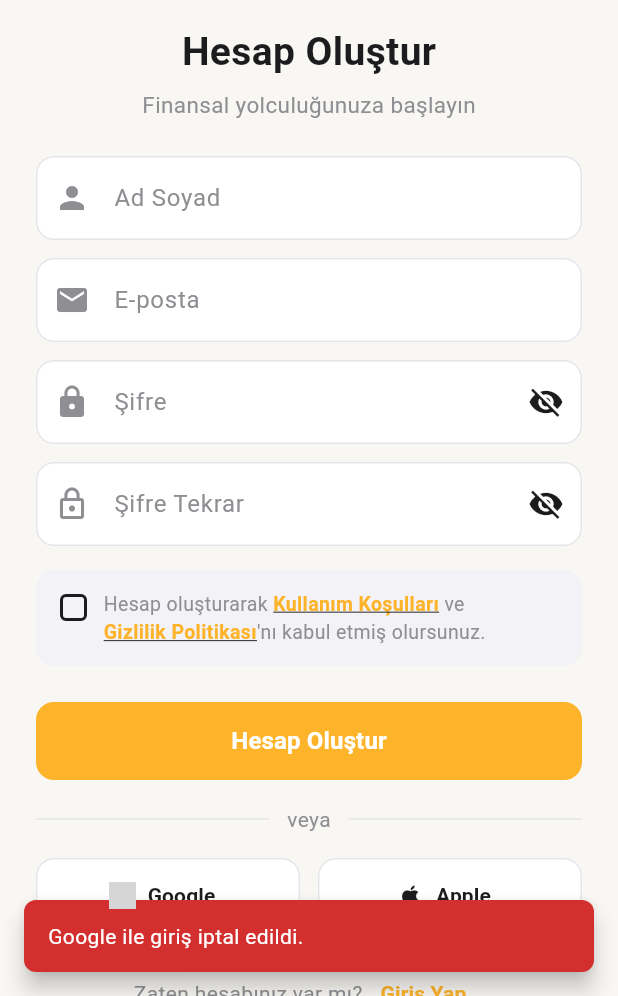
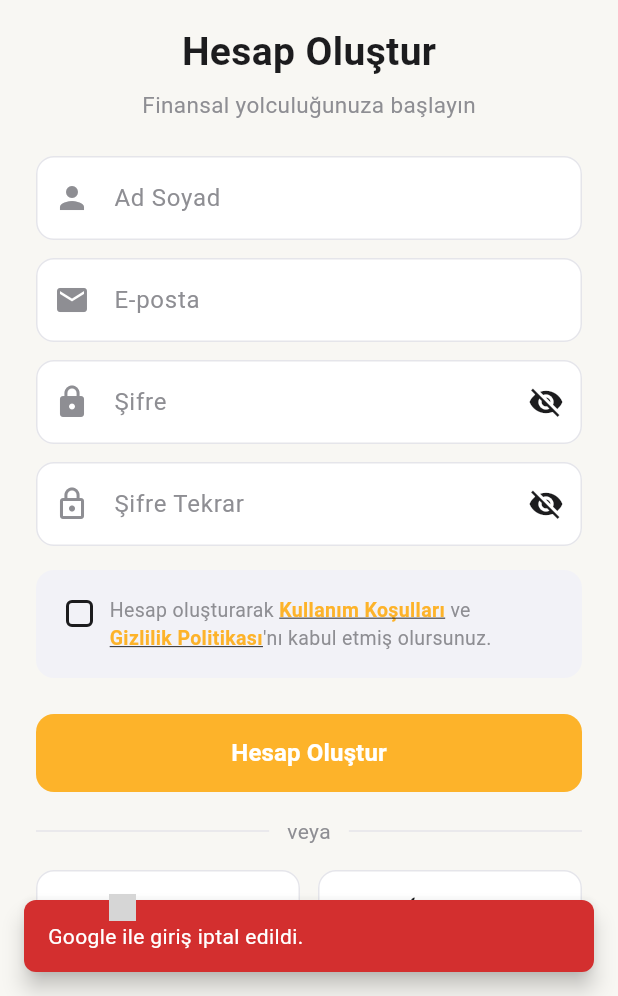
Before and after one commit to cloude33/Parion, a Flutter app: the RegisterScreen screen opened directly, after a tap on "Google", on a phone screen of 412 x 824 dp, the part 240-1236 px from its top. Run offline on Flutter 3.47's test engine with Material 3 defaults, Android fonts, the phone set to English and light mode, and no system bars; our stand-ins replace cloud_firestore, connectivity_plus, csv, currency_text_input_formatter, file_picker, firebase_auth and 25 more; missing offline and left inert: excel, extension_google_sign_in_as_googleapis_auth, google_mlkit_text_recognition, googleapis, local_auth_android; accounts and stored records are empty; generated files the repository leaves out were written again; statements that could not run were skipped; grey boxes are pictures that could not be loaded.

Commit message:
Responsive iyileştirme: register ve dashboard
- register_screen.dart: responsive_helper import + 2 padding responsive
- dashboard_screen.dart: responsive_helper import + 6 padding responsive
- build/web: yeniden derlenmiş PWA çıktısı

```diff
--- a/lib/screens/register_screen.dart
+++ b/lib/screens/register_screen.dart
@@ -9,6 +9,7 @@ import '../services/auth/interfaces/data_sync_interface.dart';
 import '../services/data_service.dart';
 import '../services/user_service.dart';
 import '../utils/auth_navigation.dart';
+import '../utils/responsive_helper.dart';
 
 /// Yeni hesap oluşturma ekranı.
 ///
@@ -228,7 +229,7 @@ class _RegisterScreenState extends State<RegisterScreen> {
         content: Text(message),
         backgroundColor: isError ? Colors.red.shade700 : Colors.green,
         behavior: SnackBarBehavior.floating,
-        margin: const EdgeInsets.all(16),
+        margin: ResponsiveHelper.getResponsivePadding(context),
         shape:
             RoundedRectangleBorder(borderRadius: BorderRadius.circular(8)),
       ),
@@ -508,7 +509,7 @@ class _RegisterScreenState extends State<RegisterScreen> {
 
   Widget _termsBox() {
     return Container(
-      padding: const EdgeInsets.all(12),
+      padding: ResponsiveHelper.getResponsivePadding(context),
       decoration: BoxDecoration(
         color: const Color(0xFFF2F2F7),
         borderRadius: BorderRadius.circular(12),
```
Also changed, not shown: lib/screens/dashboard_screen.dart (+7 -6 lines), 3 other files.
